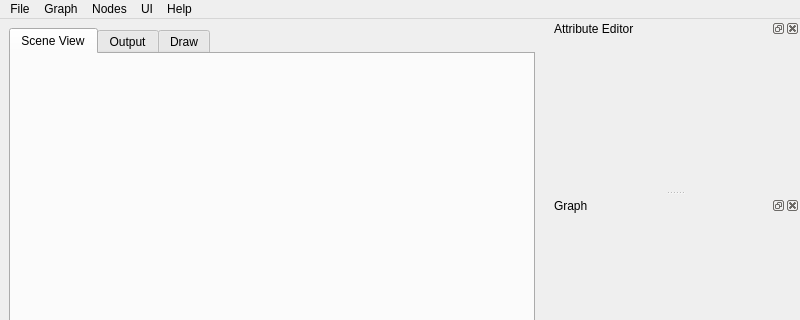
Qt form ui/SceneGraph.ui (mfessenden/SceneGraph) before a commit; both pictures show x 0 to 800 and y 0 to 320 of the 800 by 675 pixel window.
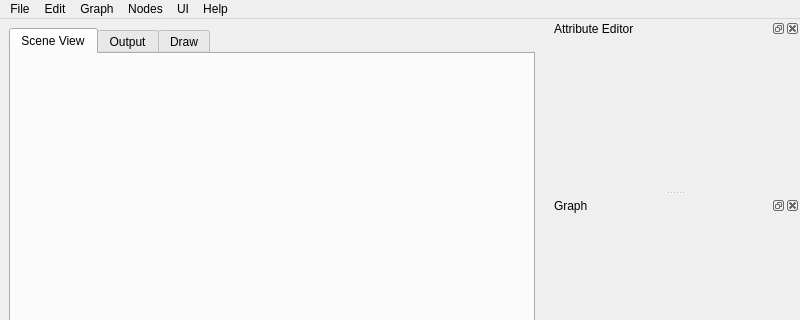
The same form after that commit. Icons and pictures are not drawn.

Commit message: - add undo stack - fix logger - add dynamic nodes menu

The edit to the form file:
```diff
--- a/ui/SceneGraph.ui
+++ b/ui/SceneGraph.ui
@@ -174,7 +174,13 @@
      <string>Help</string>
     </property>
    </widget>
+   <widget class="QMenu" name="menu_edit">
+    <property name="title">
+     <string>Edit</string>
+    </property>
+   </widget>
    <addaction name="menu_file"/>
+   <addaction name="menu_edit"/>
    <addaction name="menu_graph"/>
    <addaction name="menu_nodes"/>
    <addaction name="menu_ui"/>
```
Left out of the diff: 22 changed lines with no effect on the pictures. The commit also changes 6 other files.
